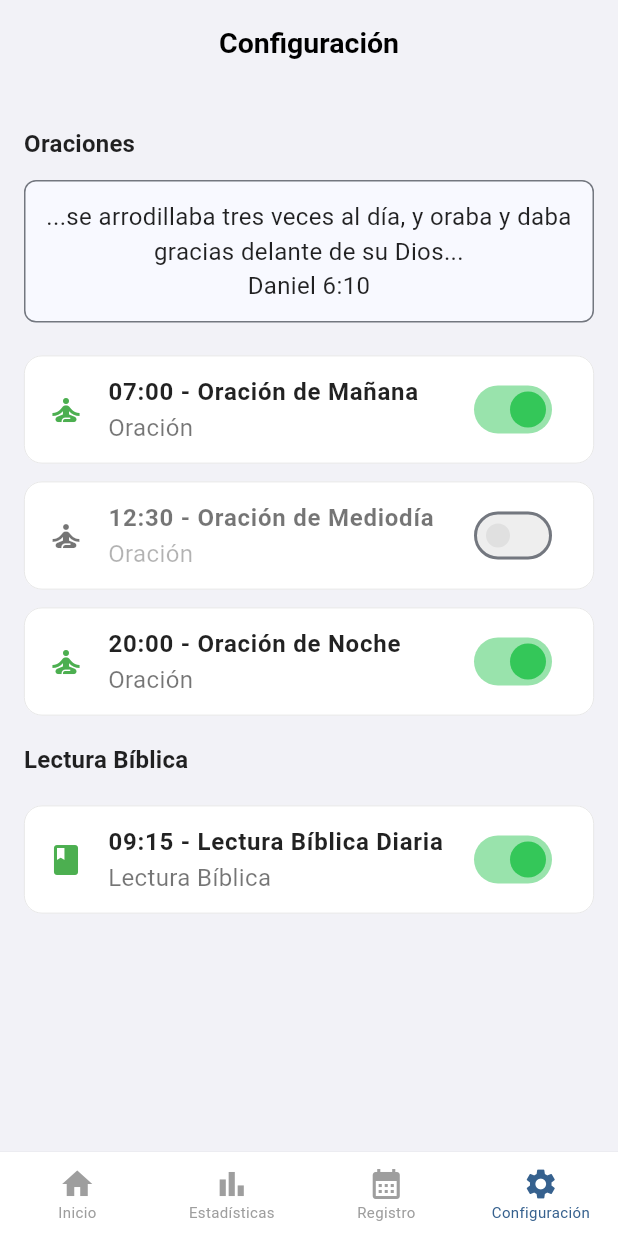
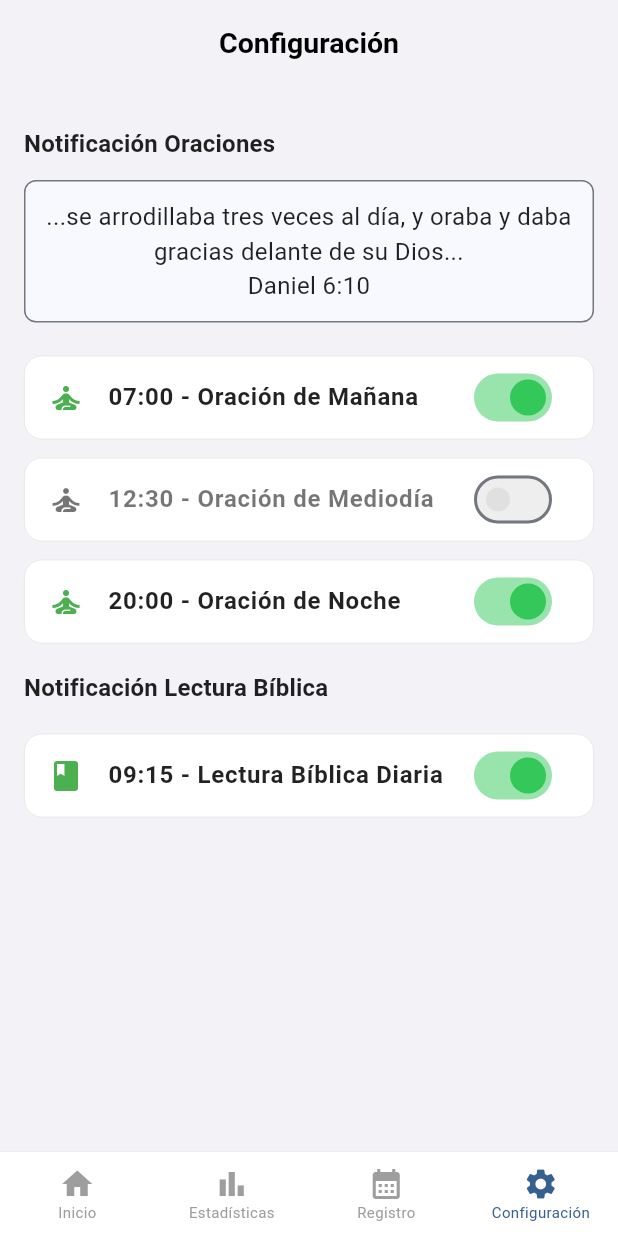
Before and after one commit to CarosDrean/spiritual_meter, a Flutter app: the screen it shows after launch, swiped to page 4, on a phone screen of 412 x 824 dp. Run offline on Flutter 3.47's test engine with Material 3 defaults, Android fonts, the phone set to English and light mode, and no system bars; our stand-ins replace fl_chart, flutter_local_notifications, flutter_native_timezone, shared_preferences, sqflite, timezone; accounts and stored records are empty.

Commit message:
fix: unified

```diff
--- a/lib/core/theme.dart
+++ b/lib/core/theme.dart
@@ -32,7 +32,7 @@ class AppTheme {
 
       cardTheme: CardThemeData(
         elevation: 0,
-        margin: const EdgeInsets.symmetric(horizontal: 16, vertical: 8),
+        margin: const EdgeInsets.symmetric(vertical: 6),
         shape: RoundedRectangleBorder(
           borderRadius: BorderRadius.circular(12),
           side: BorderSide(color: Colors.grey.shade300, width: 0.5),
@@ -43,6 +43,7 @@ class AppTheme {
       textTheme: const TextTheme(
         headlineMedium: TextStyle(fontSize: 24.0, fontWeight: FontWeight.w700, color: Colors.black87, fontFamily: '.SF Pro Text'),
         titleLarge: TextStyle(fontSize: 20.0, fontWeight: FontWeight.w600, color: Colors.black87, fontFamily: '.SF Pro Text'),
+        titleMedium: TextStyle(fontSize: 16.0, fontWeight: FontWeight.w600, color: Colors.black87, fontFamily: '.SF Pro Text'),
         bodyMedium: TextStyle(fontSize: 16.0, color: Colors.black87, fontFamily: '.SF Pro Text'),
         bodySmall: TextStyle(fontSize: 14.0, color: Colors.black54, fontFamily: '.SF Pro Text'),
         labelLarge: TextStyle(fontWeight: FontWeight.w600, fontFamily: '.SF Pro Text'),
@@ -140,7 +141,7 @@ class AppTheme {
 
       cardTheme: CardThemeData(
         elevation: 0,
-        margin: const EdgeInsets.symmetric(horizontal: 16, vertical: 8),
+        margin: const EdgeInsets.symmetric(vertical: 8),
         shape: RoundedRectangleBorder(
           borderRadius: BorderRadius.circular(12),
           side: BorderSide(color: Colors.grey.shade700, width: 0.5),
@@ -151,6 +152,7 @@ class AppTheme {
       textTheme: const TextTheme(
         headlineMedium: TextStyle(fontSize: 24.0, fontWeight: FontWeight.w700, color: Colors.white, fontFamily: '.SF Pro Text'),
         titleLarge: TextStyle(fontSize: 20.0, fontWeight: FontWeight.w600, color: Colors.white, fontFamily: '.SF Pro Text'),
+        titleMedium: TextStyle(fontSize: 16.0, fontWeight: FontWeight.w600, color: Colors.white, fontFamily: '.SF Pro Text'),
         bodyMedium: TextStyle(fontSize: 16.0, color: Colors.white70, fontFamily: '.SF Pro Text'),
         bodySmall: TextStyle(fontSize: 14.0, color: Colors.white54, fontFamily: '.SF Pro Text'),
         labelLarge: TextStyle(fontWeight: FontWeight.w600, color: Colors.white, fontFamily: '.SF Pro Text'),
--- a/lib/screens/home/home_screen.dart
+++ b/lib/screens/home/home_screen.dart
@@ -7,6 +7,7 @@ import 'package:spiritual_meter/screens/home/widgets/prayer_gauge.dart';
 import 'package:spiritual_meter/screens/home/widgets/timer_dialog.dart';
 import 'package:spiritual_meter/screens/widgets/app_section_card.dart';
 import 'package:spiritual_meter/screens/widgets/register.dart';
+import 'package:spiritual_meter/screens/widgets/scroll_section.dart';
 
 import 'home_viewmodel.dart';
 
@@ -115,7 +116,7 @@ class _HomeScreenState extends State<HomeScreen> with WidgetsBindingObserver {
       builder: (context, model, child) {
         return Scaffold(
           appBar: AppBar(title: const Text(kAppName)),
-          body: SingleChildScrollView(
+          body: ScrollSection(
             child: Column(
               children: [
                 AppSectionCard(
@@ -125,7 +126,7 @@ class _HomeScreenState extends State<HomeScreen> with WidgetsBindingObserver {
                     children: [
                       PrayerGauge(
                         prayerTimeInSeconds:
-                            model.todayPrayerDuration.inSeconds,
+                        model.todayPrayerDuration.inSeconds,
                       ),
                       const SizedBox(height: 30),
                       Container(
--- a/lib/screens/records/records_screen.dart
+++ b/lib/screens/records/records_screen.dart
@@ -64,7 +64,7 @@ class _RecordScreenState extends State<RecordScreen> {
                 Padding(
                   padding: const EdgeInsets.symmetric(
                     horizontal: 16.0,
-                    vertical: 8.0,
+                    vertical: 6.0,
                   ),
                   child: Text(
                     viewModel.capitalize(dateHeaderFormat.format(date)),
@@ -109,7 +109,7 @@ class _RecordScreenState extends State<RecordScreen> {
                     child: SizedBox(
                       width: double.infinity,
                       child: Card(
-                        margin: const EdgeInsets.symmetric(horizontal: 16, vertical: 6.0),
+                        margin: const EdgeInsets.symmetric(horizontal: 12, vertical: 6.0),
                         child: Padding(
                           padding: const EdgeInsets.all(16.0),
                           child: Column(
@@ -136,6 +136,7 @@ class _RecordScreenState extends State<RecordScreen> {
                     ),
                   ),
                 ),
+                const SizedBox(height: 12),
               ],
             );
           }).toList(),
--- a/lib/screens/settings/settings_screen.dart
+++ b/lib/screens/settings/settings_screen.dart
@@ -63,7 +63,7 @@ class _SettingsScreenState extends State<SettingsScreen> {
             padding: const EdgeInsets.all(16.0),
             children: [
               _buildNotificationSection(
-                title: 'Oraciones',
+                title: 'Notificación Oraciones',
                 notifications: prayerNotifications,
                 primaryColor: primaryColor,
                 titleColor: titleLargeColor,
@@ -87,7 +87,7 @@ class _SettingsScreenState extends State<SettingsScreen> {
                 ),
               ),
               _buildNotificationSection(
-                title: 'Lectura Bíblica',
+                title: 'Notificación Lectura Bíblica',
                 notifications: bibleNotifications,
                 primaryColor: primaryColor,
                 titleColor: titleLargeColor,
@@ -128,7 +128,7 @@ class _SettingsScreenState extends State<SettingsScreen> {
 
         ...notifications.map((notification) {
           return Card(
-            margin: const EdgeInsets.symmetric(vertical: 6.0),
+            // margin: const EdgeInsets.symmetric(vertical: 6.0),
             child: ListTile(
               leading: Icon(
                 notification.type == kActivityTypePrayer
@@ -142,17 +142,6 @@ class _SettingsScreenState extends State<SettingsScreen> {
                   fontSize: 16,
                   fontWeight: FontWeight.bold,
                   color: notification.isEnabled ? titleColor : bodyColor,
-                ),
-              ),
-              subtitle: Text(
-                notification.type == kActivityTypePrayer
-                    ? 'Oración'
-                    : 'Lectura Bíblica',
-                style: TextStyle(
-                  color:
-                      notification.isEnabled
-                          ? bodyColor
-                          : bodyColor.withAlpha(77),
                 ),
               ),
               trailing: Switch(
--- a/lib/screens/statistics/statistics_screen.dart
+++ b/lib/screens/statistics/statistics_screen.dart
@@ -9,6 +9,7 @@ import 'package:spiritual_meter/screens/widgets/register.dart';
 import 'package:spiritual_meter/screens/statistics/widgets/weekly_chart_fl.dart';
 import 'package:spiritual_meter/screens/statistics/widgets/monthly_calendar_view.dart';
 import 'package:spiritual_meter/screens/widgets/app_section_card.dart';
+import 'package:spiritual_meter/screens/widgets/scroll_section.dart';
 
 class StatisticsScreen extends StatefulWidget {
   const StatisticsScreen({super.key});
@@ -40,7 +41,7 @@ class _StatisticsScreenState extends State<StatisticsScreen> {
 
         return Scaffold(
           appBar: AppBar(title: const Text('Estadísticas')),
-          body: SingleChildScrollView(
+          body: ScrollSection(
             child: Column(
               children: [
                 AppSectionCard(
--- a/lib/screens/widgets/app_section_card.dart
+++ b/lib/screens/widgets/app_section_card.dart
@@ -17,7 +17,6 @@ class AppSectionCard extends StatelessWidget {
   @override
   Widget build(BuildContext context) {
     return Card(
-      margin: const EdgeInsets.symmetric(horizontal: 16.0, vertical: 6.0),
       child: Column(
         crossAxisAlignment: CrossAxisAlignment.start,
         children: [
@@ -29,7 +28,7 @@ class AppSectionCard extends StatelessWidget {
                   Icon(icon, color: Theme.of(context).colorScheme.primary),
                   const SizedBox(width: 8),
                 ],
-                Text(title, style: Theme.of(context).textTheme.titleLarge),
+                Text(title, style: Theme.of(context).textTheme.titleMedium),
               ],
             ),
           ),
--- a/pubspec.yaml
+++ b/pubspec.yaml
@@ -36,9 +36,9 @@ dependencies:
   shared_preferences: ^2.5.3
   sqflite: ^2.4.2
   path: ^1.9.1
-  intl: ^0.19.0
+  intl: ^0.20.2
   fl_chart: ^1.0.0
-  flutter_local_notifications: ^19.2.0
+  flutter_local_notifications: ^19.2.1
   timezone: ^0.10.1
   flutter_native_timezone: ^2.0.0
   provider: ^6.1.5
```
Also changed, not shown: lib/screens/widgets/scroll_section.dart (added, +18 -0 lines), pubspec.lock, 1 other file.
